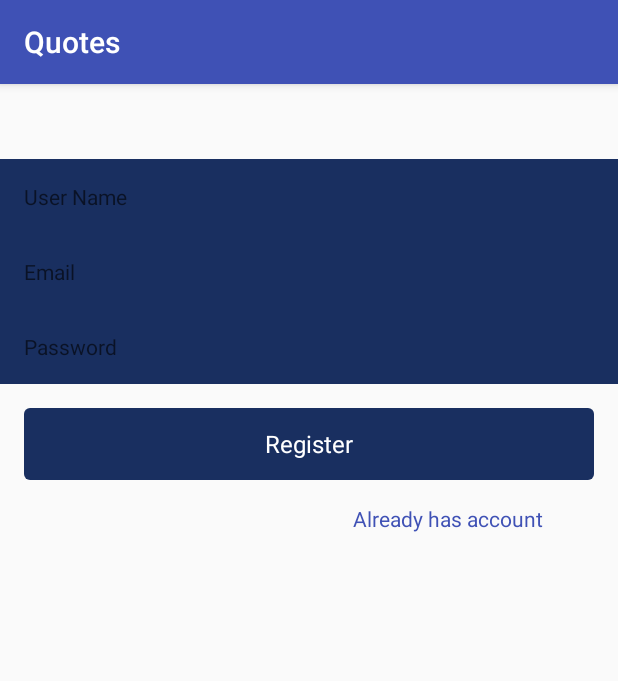
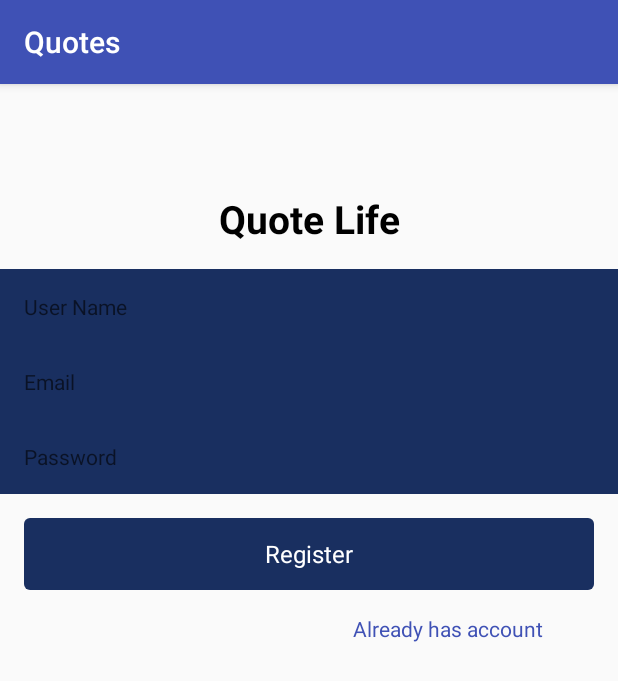
Before and after one commit to VuMinhHoang/quotelife, an Android app: the RegisterAccountActivity screen opened directly, with no data from a screen before it, on a phone screen of 412 x 824 dp. Shown: the top 681 px of the screen. Run offline under Robolectric (Android 15) with nearby library versions, the phone set to English and light mode, and no system bars; our stand-ins replace EventBus, RxJava, Timber, data binding; libraries missing offline, so code that uses them is left out: com.facebook.stetho, me.leolin.shortcutbadger; 3 statements that could not run were skipped.

Commit message:
Edit layout register

```diff
--- a/app/src/main/res/layout/activity_register_account.xml
+++ b/app/src/main/res/layout/activity_register_account.xml
@@ -12,7 +12,17 @@
         android:orientation="vertical"
         android:layout_marginTop="@dimen/margin_top_50dp"
         tools:context="giavu.hoangvm.hh.activity.register.RegisterAccountActivity">
-
+        <TextView
+                android:id="@+id/login_title"
+                android:layout_width="fill_parent"
+                android:layout_height="wrap_content"
+                android:layout_marginBottom="16dp"
+                android:layout_marginTop="22dp"
+                android:gravity="center_horizontal"
+                android:text="Quote Life"
+                android:textColor="@color/black"
+                android:textSize="26sp"
+                android:textStyle="bold" />
         <!-- User name -->
         <EditText
             android:id="@+id/username"
```
